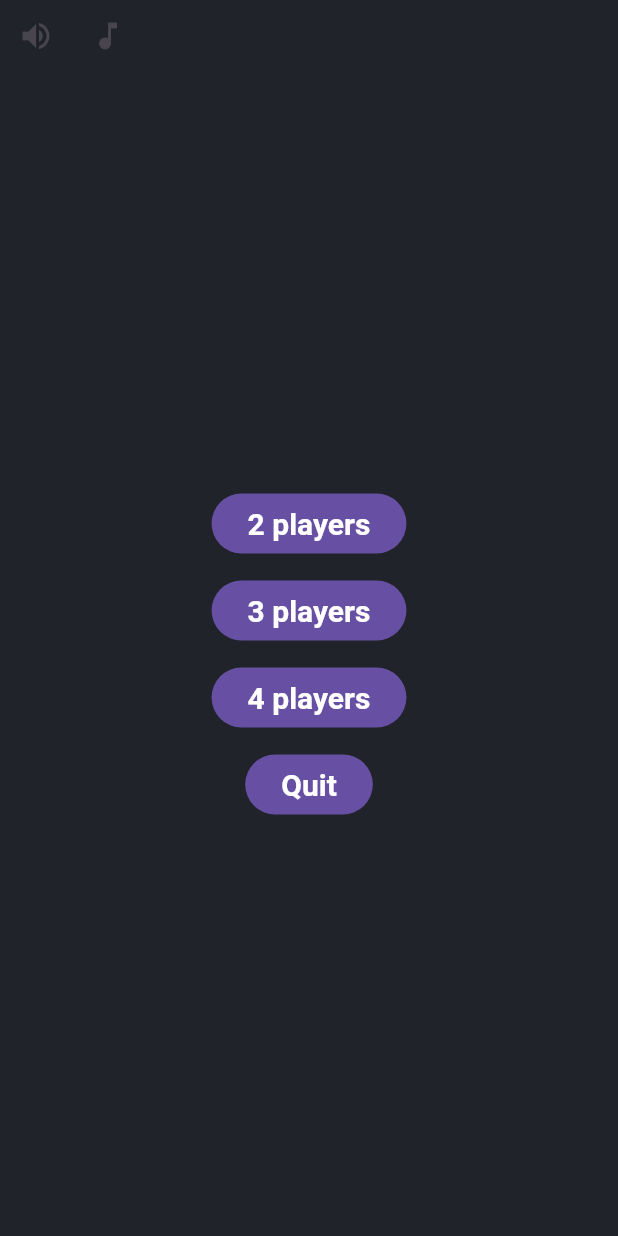
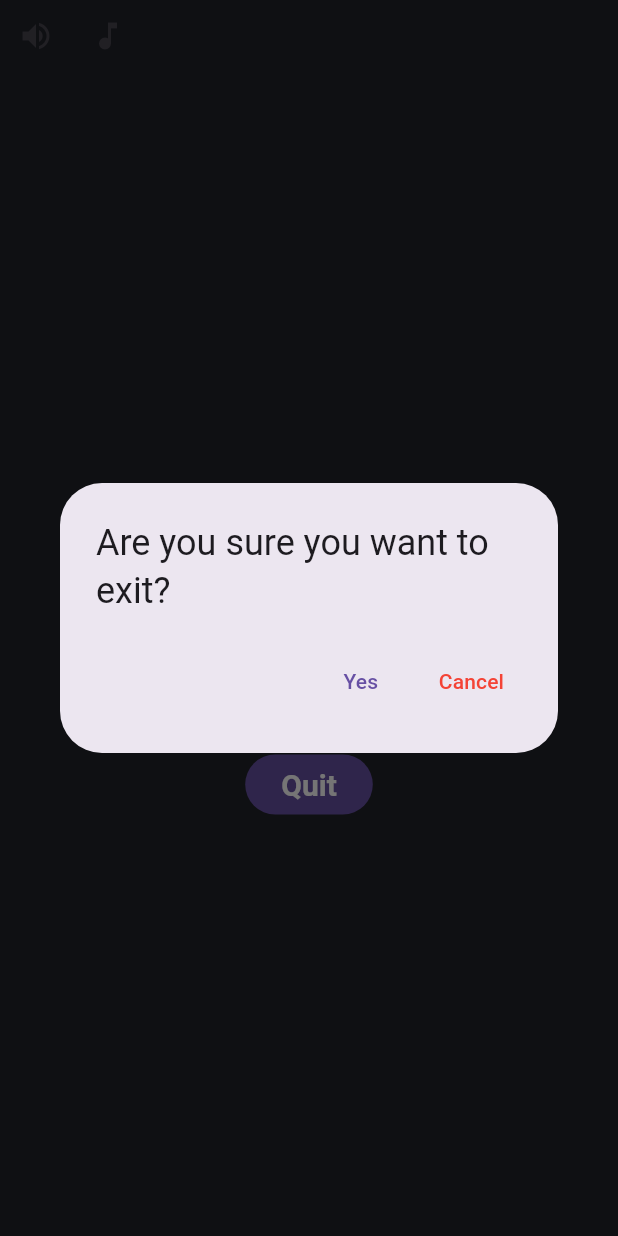
Before and after one commit to appunite/lg_flutter_hackathon, a Flutter app: the screen it shows after launch, after a tap on "Quit", on a phone screen of 412 x 824 dp. Run offline on Flutter 3.47's test engine with Material 3 defaults, Android fonts, the phone set to English and light mode, and no system bars; our stand-ins replace audioplayers, gap, get_it, go_router, shared_preferences; missing offline and left inert: overlay_tooltip.

Commit message:
add exit dialog, and tip overlay tutorial

```diff
--- a/lib/buttons/primary_button.dart
+++ b/lib/buttons/primary_button.dart
@@ -46,7 +46,9 @@ class _PrimaryButtonState extends State<PrimaryButton> with SingleTickerProvider
         child: FilledButton(
           onPressed: () {
             audioController.playSfx(widget.sfxType ?? SfxType.buttonTap);
-            widget.onPressed;
+            if (widget.onPressed != null) {
+              widget.onPressed!();
+            }
           },
           child: widget.child,
         ),
--- /dev/null
+++ b/lib/components/confirmation_pop_up.dart
@@ -0,0 +1,35 @@
+import 'package:flutter/material.dart';
+import 'package:lg_flutter_hackathon/constants/strings.dart';
+import 'package:lg_flutter_hackathon/router.dart';
+
+class ConfirmationPopUp extends StatelessWidget {
+  const ConfirmationPopUp({super.key, required this.title, this.alertMessage});
+
+  final String title;
+  final String? alertMessage;
+
+  @override
+  Widget build(BuildContext context) {
+    Widget yesButton = TextButton(
+      child: const Text(Strings.yes),
+      onPressed: () {
+        router.pop();
+        router.go('/');
+      },
+    );
+    Widget cancelButton = TextButton(
+      child: const Text(
+        Strings.cancel,
+        style: TextStyle(color: Colors.red),
+      ),
+      onPressed: () {
+        router.pop();
+      },
+    );
+    return AlertDialog(
+      title: Text(title),
+      content: alertMessage != null ? Text(alertMessage!) : null,
+      actions: [yesButton, cancelButton],
+    );
+  }
+}
--- /dev/null
+++ b/lib/constants/strings.dart
@@ -0,0 +1,15 @@
+class Strings {
+  Strings._();
+
+  static const String twoPlayers = "2 players";
+
+  static const String threePlayers = "3 players";
+
+  static const String fourPlayers = "4 players";
+
+  static const String yes = "Yes";
+
+  static const String cancel = "Cancel";
+
+  static const String exitConfirmation = "Are you sure you want to exit?";
+}
--- a/lib/main_menu/main_menu_screen.dart
+++ b/lib/main_menu/main_menu_screen.dart
@@ -1,6 +1,9 @@
 import 'package:flutter/material.dart';
 import 'package:gap/gap.dart';
 import 'package:lg_flutter_hackathon/buttons/primary_button.dart';
+import 'package:lg_flutter_hackathon/components/confirmation_pop_up.dart';
+import 'package:lg_flutter_hackathon/constants/strings.dart';
+import 'package:lg_flutter_hackathon/router.dart';
 import 'package:provider/provider.dart';
 import '../settings/settings.dart';
 
@@ -11,7 +14,10 @@ class MainMenuScreen extends StatelessWidget {
   Widget build(BuildContext context) {
     final settingsController = context.watch<SettingsController>();
 
-    return Scaffold(
+    /// when pop from battle page this should be disabled but it doesn't work :) https://github.com/jonataslaw/getx/issues/3121
+    return PopScope(
+      canPop: false,
+      child: Scaffold(
         body: SafeArea(
           child: Column(
             children: [
@@ -21,28 +27,42 @@ class MainMenuScreen extends StatelessWidget {
                 mainAxisAlignment: MainAxisAlignment.center,
                 children: [
                   PrimaryButton(
-                  onPressed: () {},
-                  child: const Text('2 players'),
+                    onPressed: () {
+                      router.push('/battle');
+                    },
+                    child: const Text(Strings.twoPlayers),
                   ),
                   const Gap(10),
                   PrimaryButton(
-                  onPressed: () {},
-                  child: const Text('3 players'),
+                    onPressed: () {
+                      router.push('/battle');
+                    },
+                    child: const Text(Strings.threePlayers),
                   ),
                   const Gap(10),
                   PrimaryButton(
-                  onPressed: () {},
-                  child: const Text('4 players'),
+                    onPressed: () {
+                      router.push('/battle');
+                    },
+                    child: const Text(Strings.fourPlayers),
                   ),
                   const Gap(10),
                   PrimaryButton(
-                  onPressed: () {},
+                    onPressed: () {
+                      showDialog(
+                        context: context,
+                        builder: (context) {
+                          return const ConfirmationPopUp(title: Strings.exitConfirmation);
+                        },
+                      );
+                    },
                     child: const Text('Quit'),
                   ),
                 ],
               ),
               const Spacer(),
             ],
+          ),
         ),
       ),
     );
--- a/lib/router.dart
+++ b/lib/router.dart
@@ -1,13 +1,19 @@
 import 'package:flutter/foundation.dart';
 import 'package:go_router/go_router.dart';
+import 'package:lg_flutter_hackathon/battle/presentation/battle_screen.dart';
 
 import 'main_menu/main_menu_screen.dart';
 
 final router = GoRouter(
+  debugLogDiagnostics: true,
   routes: [
     GoRoute(
       path: '/',
-      builder: (context, state) => const MainMenuScreen(key: Key('main menu')),
+      builder: (context, state) => const MainMenuScreen(key: Key('main_menu')),
+    ),
+    GoRoute(
+      path: '/battle',
+      builder: (context, state) => const BattleScreen(key: Key('battle_screen')),
     ),
   ],
 );
--- a/pubspec.yaml
+++ b/pubspec.yaml
@@ -18,6 +18,7 @@ dependencies:
   logging: ^1.2.0
   get_it: ^7.7.0
   gap: ^3.0.1
+  overlay_tooltip: ^0.2.3
 
 dev_dependencies:
   flutter_test:
```
Also changed, not shown: lib/battle/presentation/battle_screen.dart (added, +153 -0 lines), lib/components/tool_tip.dart (added, +141 -0 lines), pubspec.lock. Lines whose indentation alone changed are shown as unchanged.
